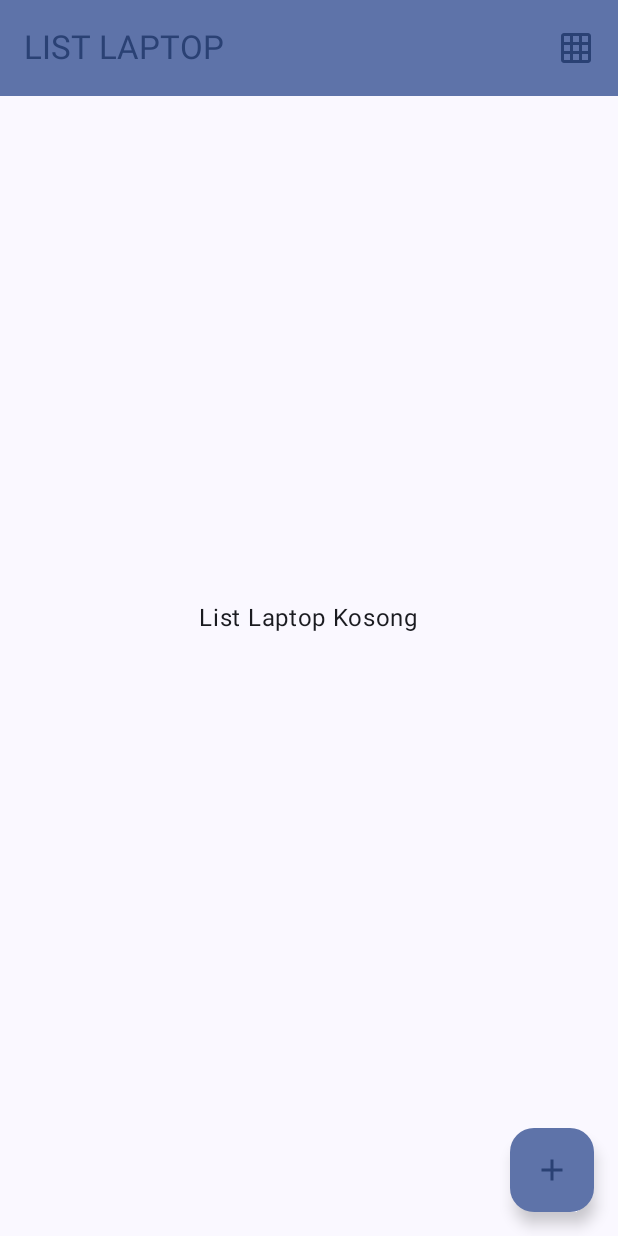
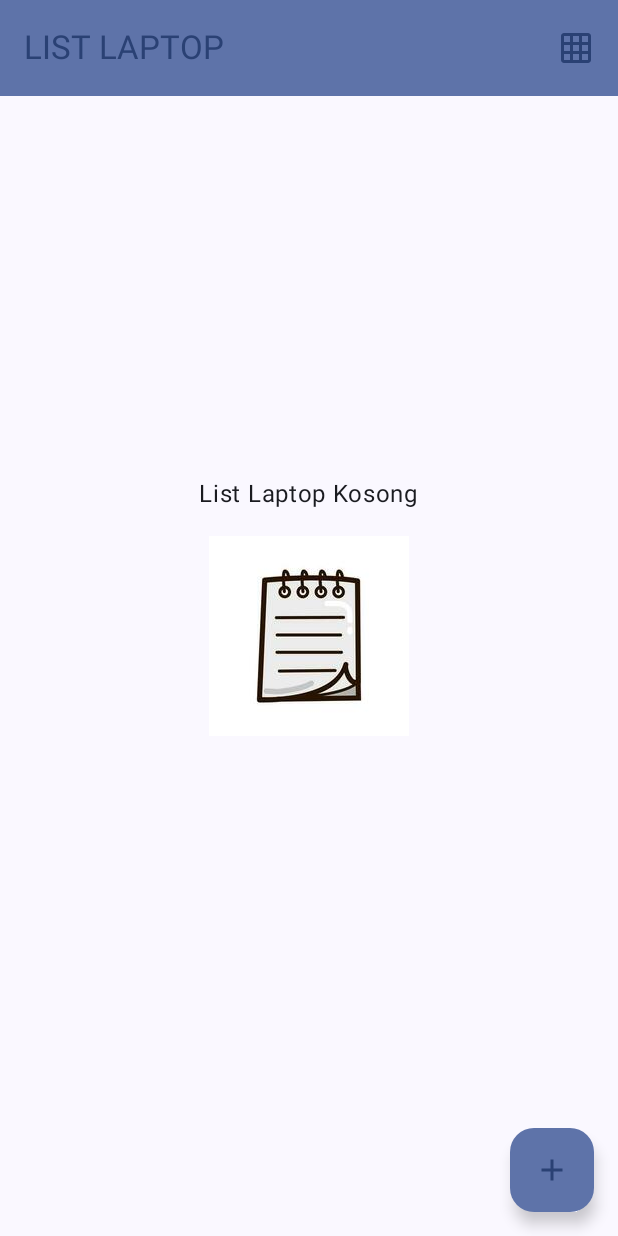
Before and after one commit to arfion11/Assessment2-mobpro, an Android app built with Jetpack Compose: the screen it shows after launch (MainActivity), on a phone screen of 412 x 824 dp. Run offline under Robolectric (Android 15) with nearby library versions, the phone set to English and light mode, and no system bars; our stand-ins replace Room's generated code.

```diff
--- a/app/src/main/java/org/d3if0072/assessment2mobpro/ui/screen/MainScreen.kt
+++ b/app/src/main/java/org/d3if0072/assessment2mobpro/ui/screen/MainScreen.kt
@@ -2,6 +2,7 @@ package org.d3if0072.assessment2mobpro.ui.screen
 
 import android.content.res.Configuration
 import androidx.compose.foundation.BorderStroke
+import androidx.compose.foundation.Image
 import androidx.compose.foundation.clickable
 import androidx.compose.foundation.layout.Arrangement
 import androidx.compose.foundation.layout.Column
@@ -122,6 +123,11 @@ fun ScreenContent(showList: Boolean, modifier: Modifier, navController: NavHostC
             horizontalAlignment = Alignment.CenterHorizontally
         ) {
             Text(text = stringResource(id = R.string.list_kosong))
+            Image(
+                painter = painterResource(id = R.drawable.empty),
+                contentDescription = null,
+                modifier = Modifier.padding(16.dp)
+            )
         }
     }
     else{
```
Also changed, not shown: app/src/main/res/drawable-hdpi/empty.jpg (added), app/src/main/res/drawable-mdpi/empty.jpg (added), app/src/main/res/drawable-xhdpi/empty.jpg (added), app/src/main/res/drawable-xxhdpi/empty.jpg (added), app/src/main/res/drawable-xxxhdpi/empty.jpg (added).
